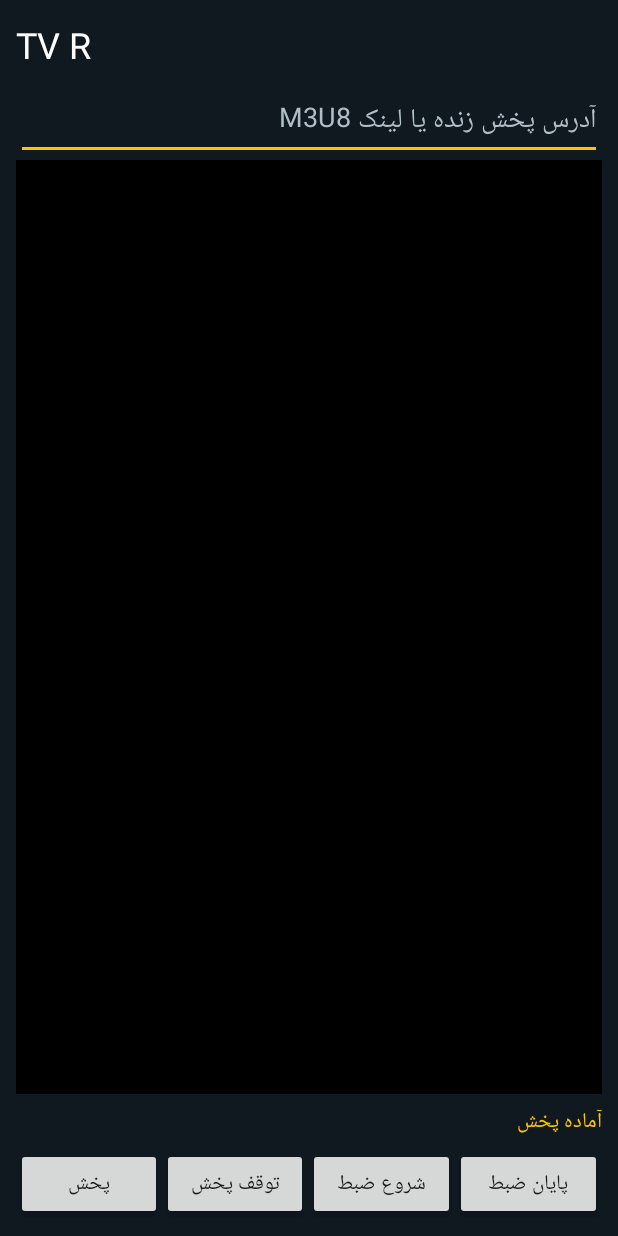
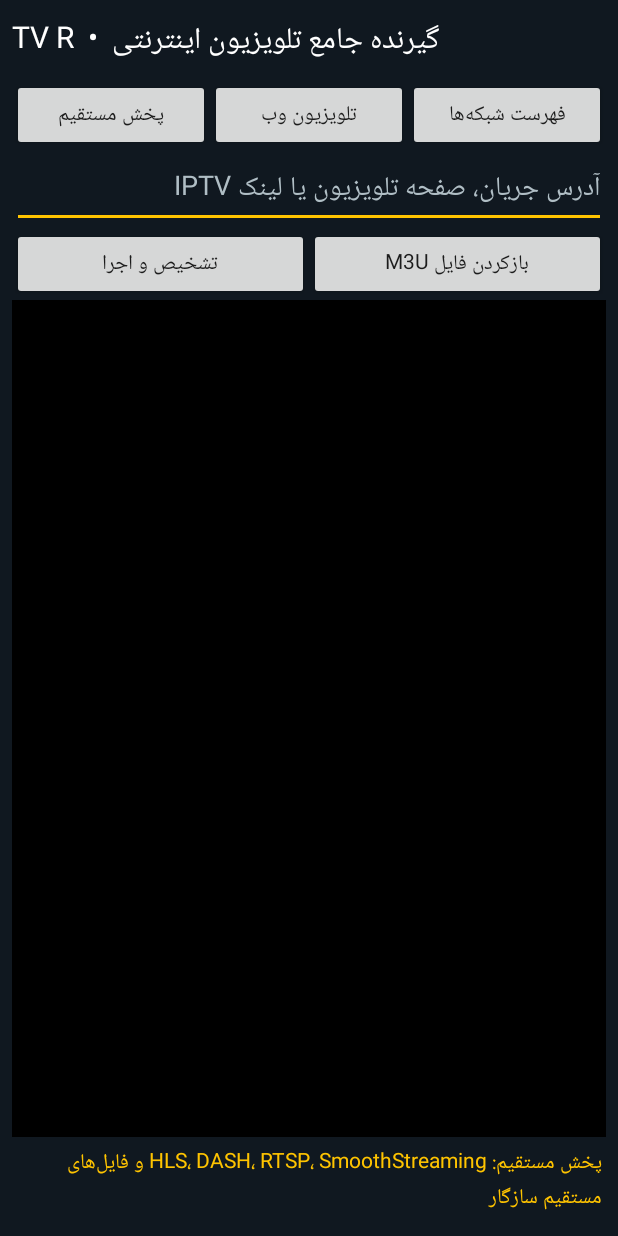
Before and after one commit to matlabyab-maker/TV-R, an Android app: the screen it shows after launch (MainActivity), on a phone screen of 412 x 824 dp. Run offline under Robolectric (Android 15) with nearby library versions, the phone set to English and light mode, and no system bars.

Commit message:
Update MainActivity.kt

```diff
--- a/app/src/main/java/com/tvb/player/MainActivity.kt
+++ b/app/src/main/java/com/tvb/player/MainActivity.kt
@@ -1,14 +1,18 @@
 package com.tvb.player
 
+import android.annotation.SuppressLint
+import android.content.Intent
+import android.net.Uri
 import android.os.Bundle
 import android.view.ViewGroup
-import android.widget.Button
-import android.widget.EditText
-import android.widget.LinearLayout
-import android.widget.TextView
-import android.widget.Toast
+import android.webkit.WebChromeClient
+import android.webkit.WebView
+import android.webkit.WebViewClient
+import android.widget.*
+import androidx.activity.result.contract.ActivityResultContracts
 import androidx.appcompat.app.AppCompatActivity
 import androidx.media3.common.MediaItem
+import androidx.media3.common.MimeTypes
 import androidx.media3.common.Player
 import androidx.media3.exoplayer.ExoPlayer
 import androidx.media3.ui.PlayerView
@@ -18,6 +22,14 @@ class MainActivity : AppCompatActivity() {
     private lateinit var playerView: PlayerView
     private lateinit var urlInput: EditText
     private lateinit var status: TextView
+    private lateinit var webView: WebView
+    private lateinit var playlistBox: LinearLayout
+    private lateinit var content: LinearLayout
+    private var activeMode = "direct"
+
+    private val openPlaylist = registerForActivityResult(ActivityResultContracts.OpenDocument()) { uri ->
+        if (uri != null) loadPlaylist(uri)
+    }
 
     override fun onCreate(savedInstanceState: Bundle?) {
         super.onCreate(savedInstanceState)
@@ -27,103 +39,203 @@ class MainActivity : AppCompatActivity() {
     private fun buildScreen() {
         val page = LinearLayout(this).apply {
             orientation = LinearLayout.VERTICAL
-            setPadding(16, 20, 16, 16)
+            setPadding(12, 12, 12, 12)
             setBackgroundColor(0xFF101820.toInt())
         }
         val title = TextView(this).apply {
-            text = "TV R"
-            textSize = 24f
+            text = "TV R  •  گیرنده جامع تلویزیون اینترنتی"
+            textSize = 20f
             setTextColor(0xFFFFFFFF.toInt())
-            setPadding(0, 0, 0, 14)
+            setPadding(0, 4, 0, 12)
+        }
+        val modes = LinearLayout(this).apply { orientation = LinearLayout.HORIZONTAL }
+        listOf("پخش مستقیم" to "direct", "تلویزیون وب" to "web", "فهرست شبکه‌ها" to "list").forEach { (label, mode) ->
+            modes.addView(Button(this).apply {
+                text = label
+                setOnClickListener { showMode(mode) }
+            }, LinearLayout.LayoutParams(0, ViewGroup.LayoutParams.WRAP_CONTENT, 1f))
         }
         urlInput = EditText(this).apply {
-            hint = "آدرس پخش زنده یا لینک M3U8"
+            hint = "آدرس جریان، صفحه تلویزیون یا لینک IPTV"
             setSingleLine(true)
             setTextColor(0xFFFFFFFF.toInt())
             setHintTextColor(0xFFB0BEC5.toInt())
             setSelectAllOnFocus(false)
+            inputType = android.text.InputType.TYPE_CLASS_TEXT or android.text.InputType.TYPE_TEXT_VARIATION_URI
         }
+        val actions = LinearLayout(this).apply { orientation = LinearLayout.HORIZONTAL }
+        actions.addView(Button(this).apply {
+            text = "تشخیص و اجرا"
+            setOnClickListener { resolveAndOpen() }
+        }, LinearLayout.LayoutParams(0, -2, 1f))
+        actions.addView(Button(this).apply {
+            text = "بازکردن فایل M3U"
+            setOnClickListener { openPlaylist.launch(arrayOf("audio/x-mpegurl", "application/x-mpegURL", "text/plain", "*/*")) }
+        }, LinearLayout.LayoutParams(0, -2, 1f))
         playerView = PlayerView(this).apply {
             useController = true
-            layoutParams = LinearLayout.LayoutParams(
-                ViewGroup.LayoutParams.MATCH_PARENT, 0, 1f
-            )
+            layoutParams = LinearLayout.LayoutParams(-1, 0, 1f)
+        }
+        webView = createWebView()
+        playlistBox = LinearLayout(this).apply { orientation = LinearLayout.VERTICAL }
+        content = LinearLayout(this).apply {
+            orientation = LinearLayout.VERTICAL
+            layoutParams = LinearLayout.LayoutParams(-1, 0, 1f)
         }
         status = TextView(this).apply {
-            text = "آماده پخش"
+            text = "آماده دریافت شبکه"
+            textSize = 14f
             setTextColor(0xFFFFC400.toInt())
-            setPadding(0, 10, 0, 8)
-        }
-        val row = LinearLayout(this).apply { orientation = LinearLayout.HORIZONTAL }
-        val play = Button(this).apply { text = "پخش" }
-        val stop = Button(this).apply { text = "توقف پخش" }
-        val record = Button(this).apply { text = "شروع ضبط" }
-        val stopRecord = Button(this).apply { text = "پایان ضبط" }
-        listOf(play, stop, record, stopRecord).forEach {
-            row.addView(it, LinearLayout.LayoutParams(0, ViewGroup.LayoutParams.WRAP_CONTENT, 1f))
+            setPadding(4, 8, 4, 8)
         }
         page.addView(title)
-        page.addView(urlInput, LinearLayout.LayoutParams(-1, ViewGroup.LayoutParams.WRAP_CONTENT))
-        page.addView(playerView)
+        page.addView(modes)
+        page.addView(urlInput, LinearLayout.LayoutParams(-1, -2))
+        page.addView(actions)
+        page.addView(content)
         page.addView(status)
-        page.addView(row)
         setContentView(page)
+        showMode("direct")
+    }
 
-        play.setOnClickListener { playStream() }
-        stop.setOnClickListener {
-            player?.stop()
-            status.text = "پخش متوقف شد"
-        }
-        record.setOnClickListener {
-            val url = urlInput.text.toString().trim()
-            if (url.isBlank()) {
-                toast("ابتدا آدرس پخش را وارد کنید")
-            } else {
-                RecorderService.start(this, url)
-                status.text = "ضبط جریان آغاز شد"
+    @SuppressLint("SetJavaScriptEnabled")
+    private fun createWebView(): WebView = WebView(this).apply {
+        settings.javaScriptEnabled = true
+        settings.domStorageEnabled = true
+        settings.mediaPlaybackRequiresUserGesture = false
+        settings.loadsImagesAutomatically = true
+        settings.allowContentAccess = true
+        settings.javaScriptCanOpenWindowsAutomatically = false
+        webViewClient = object : WebViewClient() {
+            override fun onPageFinished(view: WebView?, url: String?) {
+                status.text = "صفحه وب بارگذاری شد؛ اگر پخش‌کننده سایت سازگار باشد، پخش را از داخل صفحه آغاز کنید."
             }
         }
-        stopRecord.setOnClickListener {
-            RecorderService.stop(this)
-            status.text = "درخواست توقف ضبط ارسال شد"
+        webChromeClient = WebChromeClient()
+    }
+
+    private fun showMode(mode: String) {
+        activeMode = mode
+        content.removeAllViews()
+        when (mode) {
+            "direct" -> {
+                content.addView(playerView, LinearLayout.LayoutParams(-1, -1))
+                status.text = "پخش مستقیم: HLS، DASH، RTSP، SmoothStreaming و فایل‌های مستقیم سازگار"
+            }
+            "web" -> {
+                content.addView(webView, LinearLayout.LayoutParams(-1, -1))
+                status.text = "تلویزیون وب: صفحه را وارد کنید؛ پخش به سازگاری و مجوزهای خود سایت وابسته است."
+            }
+            else -> {
+                val scroll = ScrollView(this)
+                scroll.addView(playlistBox)
+                content.addView(scroll, LinearLayout.LayoutParams(-1, -1))
+                status.text = "فهرست شبکه‌ها: فایل M3U یا M3U8 را باز کنید."
+            }
         }
     }
 
-    private fun playStream() {
-        val url = urlInput.text.toString().trim()
-        if (url.isBlank()) {
-            toast("ابتدا آدرس پخش را وارد کنید")
+    private fun resolveAndOpen() {
+        val raw = urlInput.text.toString().trim()
+        if (raw.isBlank()) {
+            toast("ابتدا آدرس را وارد کنید")
             return
         }
+        val uri = runCatching { Uri.parse(raw) }.getOrNull()
+        val scheme = uri?.scheme?.lowercase().orEmpty()
+        if (scheme !in listOf("http", "https", "rtsp")) {
+            toast("آدرس باید با http، https یا rtsp شروع شود")
+            return
+        }
+        val path = uri?.lastPathSegment?.lowercase().orEmpty()
+        val isWebPage = path.isEmpty() || (!path.contains(".") && !path.contains("m3u"))
+        val isPlaylist = path.endsWith(".m3u") || path.endsWith(".m3u8") && raw.contains("get.php").not()
+        if (activeMode == "web" || (isWebPage && scheme != "rtsp")) {
+            showMode("web")
+            webView.loadUrl(raw)
+            status.text = "در حال بازکردن صفحه تلویزیون..."
+        } else if (isPlaylist && activeMode == "list") {
+            webView.loadUrl(raw)
+        } else {
+            showMode("direct")
+            playStream(raw)
+        }
+    }
+
+    private fun playStream(url: String) {
         try {
             if (player == null) {
-                player = ExoPlayer.Builder(this).build().also {
-                    playerView.player = it
-                    it.addListener(object : Player.Listener {
-                        override fun onPlaybackStateChanged(playbackState: Int) {
-                            status.text = when (playbackState) {
-                                Player.STATE_BUFFERING -> "در حال بارگذاری..."
+                player = ExoPlayer.Builder(this).build().also { exo ->
+                    playerView.player = exo
+                    exo.addListener(object : Player.Listener {
+                        override fun onPlaybackStateChanged(state: Int) {
+                            status.text = when (state) {
+                                Player.STATE_BUFFERING -> "در حال دریافت جریان..."
                                 Player.STATE_READY -> "در حال پخش"
                                 Player.STATE_ENDED -> "پخش پایان یافت"
                                 else -> "آماده پخش"
                             }
                         }
                         override fun onPlayerError(error: androidx.media3.common.PlaybackException) {
-                            status.text = "خطا در پخش: ${error.message ?: "نامشخص"}"
+                            status.text = "خطای پخش: ${error.message ?: "منبع یا قالب پشتیبانی نمی‌شود"}"
                         }
                     })
                 }
             }
-            player?.setMediaItem(MediaItem.fromUri(url))
+            val item = MediaItem.Builder().setUri(url).apply {
+                val lower = url.substringBefore('?').lowercase()
+                when {
+                    lower.endsWith(".m3u8") -> setMimeType(MimeTypes.APPLICATION_M3U8)
+                    lower.endsWith(".mpd") -> setMimeType(MimeTypes.APPLICATION_MPD)
+                    lower.endsWith(".ism") || lower.endsWith(".isml") -> setMimeType(MimeTypes.APPLICATION_SS)
+                }
+            }.build()
+            player?.setMediaItem(item)
             player?.prepare()
             player?.play()
+            status.text = "در حال اتصال..."
         } catch (e: Exception) {
             status.text = "خطا: ${e.message ?: "نامشخص"}"
         }
     }
 
-    private fun toast(message: String) =
-        Toast.makeText(this, message, Toast.LENGTH_LONG).show()
+    private fun loadPlaylist(uri: Uri) {
+        try {
+            val text = contentResolver.openInputStream(uri)?.bufferedReader()?.use { it.readText() }
+                ?: throw IllegalStateException("فایل قابل خواندن نیست")
+            playlistBox.removeAllViews()
+            var title = "شبکه بدون نام"
+            var count = 0
+            text.lineSequence().forEach { raw ->
+                val line = raw.trim()
+                if (line.startsWith("#EXTINF", true)) {
+                    title = line.substringAfter(',', "شبکه بدون نام").trim().ifBlank { "شبکه بدون نام" }
+                } else if (line.isNotBlank() && !line.startsWith("#") &&
+                    (line.startsWith("http://") || line.startsWith("https://") || line.startsWith("rtsp://"))) {
+                    val stream = line
+                    val channel = title
+                    playlistBox.addView(Button(this).apply {
+                        text = channel
+                        isAllCaps = false
+                        setOnClickListener {
+                            urlInput.setText(stream)
+                            showMode("direct")
+                            playStream(stream)
+                        }
+                    }, LinearLayout.LayoutParams(-1, -2))
+                    count++
+                    title = "شبکه بدون نام"
+                }
+            }
+            showMode("list")
+            status.text = "$count شبکه از فهرست بارگذاری شد."
+            if (count == 0) toast("در فایل، آدرس شبکه قابل شناسایی پیدا نشد")
+        } catch (e: Exception) {
+            toast("خطا در خواندن فهرست: ${e.message}")
+        }
+    }
+
+    private fun toast(message: String) = Toast.makeText(this, message, Toast.LENGTH_LONG).show()
 
     override fun onStop() {
         super.onStop()
@@ -134,6 +246,7 @@ class MainActivity : AppCompatActivity() {
         playerView.player = null
         player?.release()
         player = null
+        webView.destroy()
         super.onDestroy()
     }
 }
```
